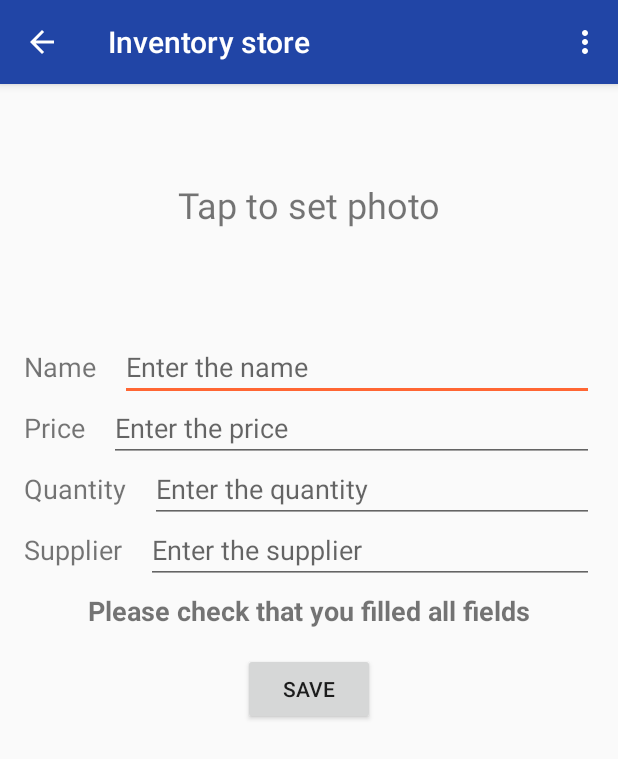
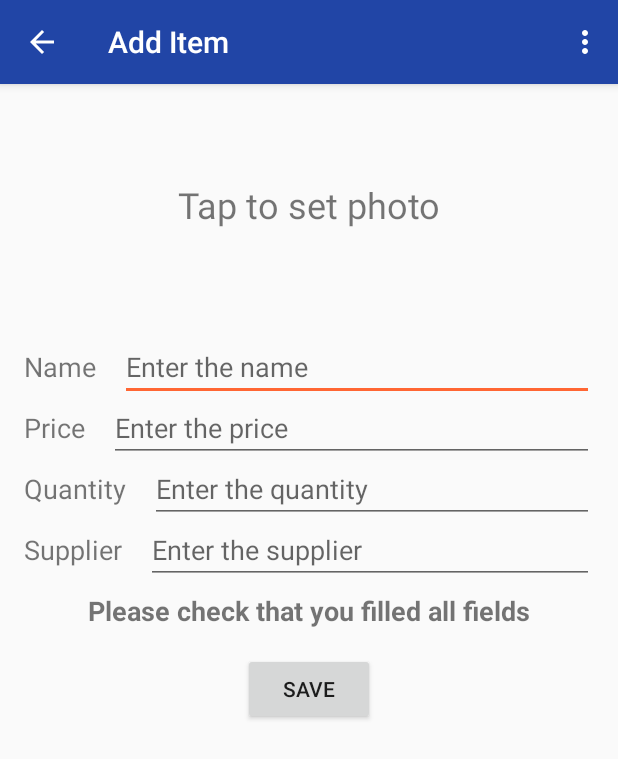
Before and after one commit to MIA1kl/MVP-Inventory-App, an Android app: the ItemActivity screen opened directly, with no data from a screen before it, on a phone screen of 412 x 824 dp. Shown: the top 759 px of the screen. Run offline under Robolectric (Android 15) with nearby library versions, the phone set to English and light mode, and no system bars; our stand-ins replace Room's generated code.

Commit message:
Toolbar Title (Add Item, Edit Item)

```diff
--- a/app/src/main/java/com/android/mvpapp/view/item/ItemActivity.kt
+++ b/app/src/main/java/com/android/mvpapp/view/item/ItemActivity.kt
@@ -34,7 +34,7 @@ class ItemActivity : AppCompatActivity(), MainContract.View {
         super.onCreate(savedInstanceState)
         setContentView(R.layout.activity_item)
         supportActionBar?.setDisplayHomeAsUpEnabled(true)
-        supportActionBar?.title="Inventory store"
+        supportActionBar?.title="Add Item"
         presenter.setView(this)
         checkIntent()
         configureUI()
@@ -85,7 +85,7 @@ class ItemActivity : AppCompatActivity(), MainContract.View {
             priceEditText.setText(""+price1)
             quantityEditText.setText(""+quantity1)
             supplierEditText.setText(supplier1.toString())
-//            toolbar.subtitle = "Editor Mode"
+            supportActionBar?.title="Edit Item"
         }
     }
 
```
